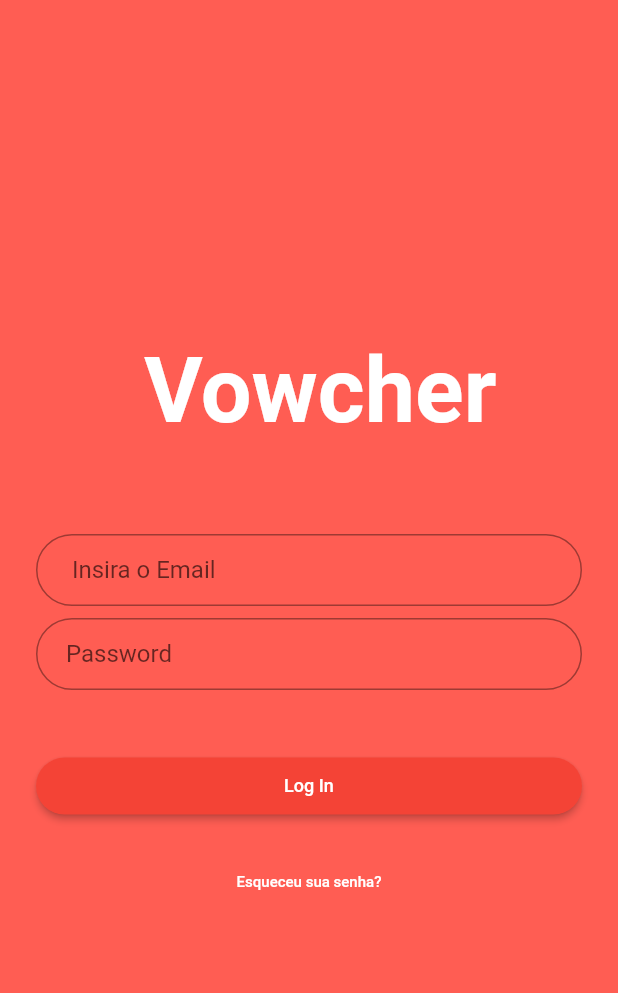
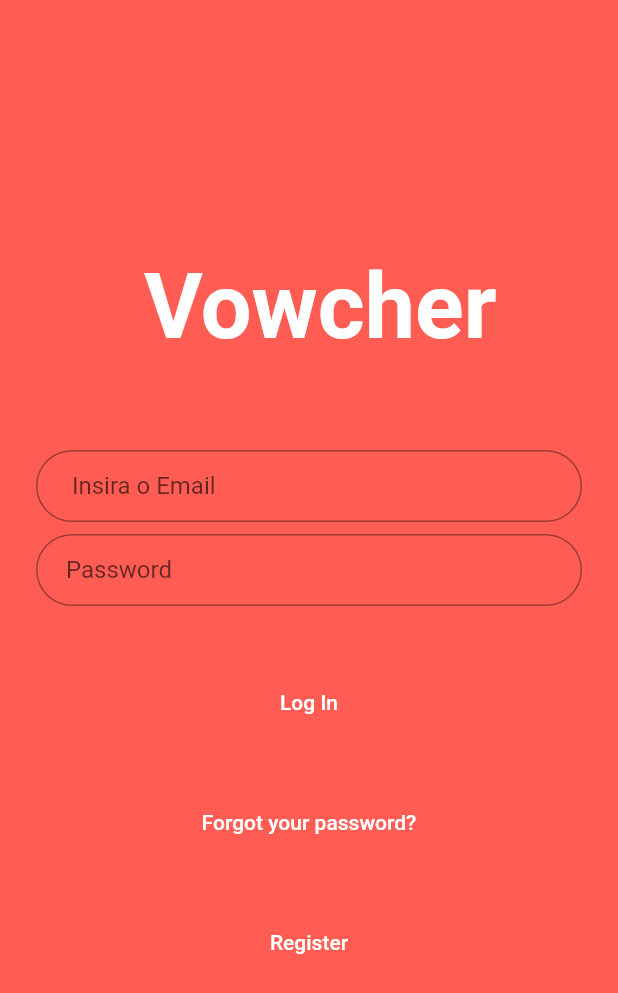
Before and after one commit to henriqdsvlima/vowcher_app_project, a Flutter app: the screen it shows after launch, on a phone screen of 412 x 824 dp. Shown: the top 993 px of the screen. Run offline on Flutter 3.47's test engine with Material 2 defaults, Android fonts, the phone set to English and light mode, and no system bars.

Commit message:
Button
Atualização dos botões

```diff
--- a/lib/main.dart
+++ b/lib/main.dart
@@ -57,34 +57,44 @@
 
     final loginButton = Padding(
       padding: EdgeInsets.symmetric(vertical: 16.0),
-      child: RaisedButton(
+      child: TextButton(
         onPressed: () {},
-        shape: RoundedRectangleBorder(
-          borderRadius: BorderRadius.circular(24),
-        ),
-        padding: EdgeInsets.all(12),
-        color: Colors.red,
+        style: TextButton.styleFrom(
+            primary: Colors.transparent,
+            side: BorderSide(color: Colors.transparent)),
         child: Text(
           'Log In',
-          style: TextStyle(color: Colors.white, fontSize: 12.0),
+          style: TextStyle(color: Colors.white),
         ),
       ),
     );
 
-    final forgotlabel = TextButton(
-      autofocus: true,
-      onPressed: () {},
-      child: Container(
+    final forgotlabel = Padding(
+      padding: EdgeInsets.symmetric(vertical: 16.0),
+      child: TextButton(
+        onPressed: () {},
+        style: TextButton.styleFrom(
+            primary: Colors.transparent,
+            side: BorderSide(color: Colors.transparent)),
         child: Text(
-          'Esqueceu sua senha?',
-          style: TextStyle(color: Colors.white, fontSize: 10.0),
+          'Forgot your password?',
+          style: TextStyle(color: Colors.white),
         ),
       ),
     );
 
-    final Register = ElevatedButton(
-      autofocus: false,
-      onPressed: () {},
+    final register = Padding(
+      padding: EdgeInsets.symmetric(vertical: 16.0),
+      child: TextButton(
+        onPressed: () {},
+        style: TextButton.styleFrom(
+            primary: Colors.transparent,
+            side: BorderSide(color: Colors.transparent)),
+        child: Text(
+          'Register',
+          style: TextStyle(color: Colors.white),
+        ),
+      ),
     );
 
     return MaterialApp(
@@ -109,6 +119,7 @@
               ),
               loginButton,
               forgotlabel,
+              register,
             ],
           ),
         ),
```
